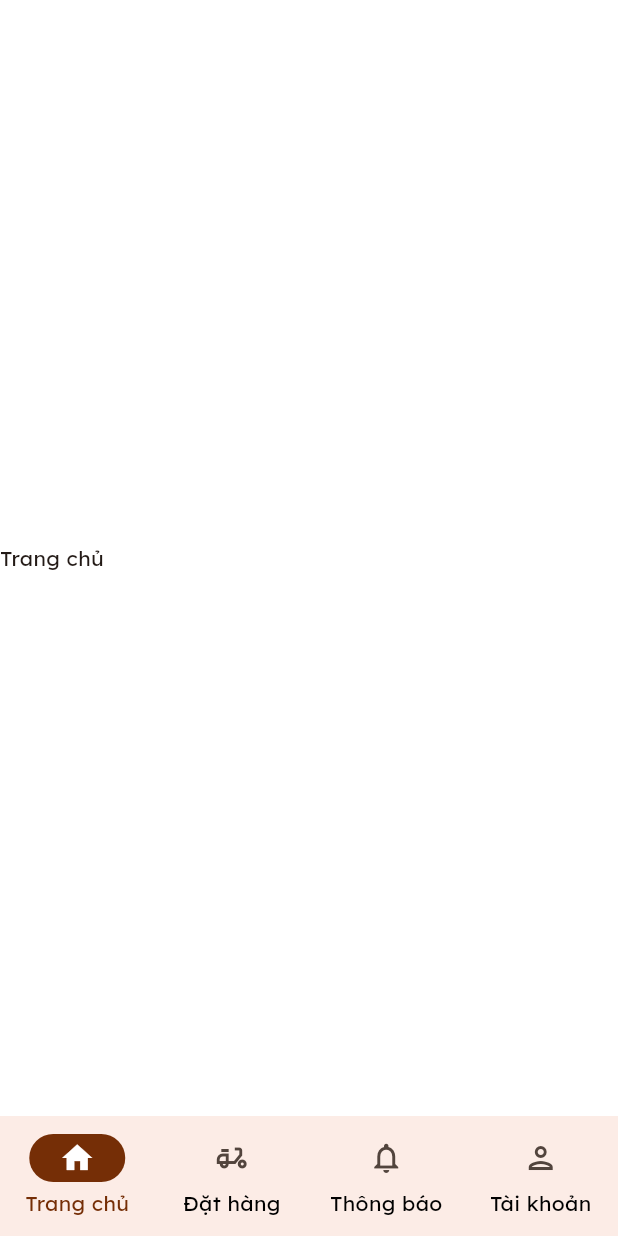
After one commit to minhtun64/flutter-coffee-tea-shop-app, a Flutter app: the BottomTabsNavigation screen opened by its route, on a phone screen of 412 x 824 dp. The commit adds this screen. Run offline on Flutter 3.47's test engine with Material 3 defaults, Android fonts, the phone set to English and light mode, and no system bars; our stand-ins replace flutter_svg.

Commit message:
designed and configured tabs for seamless screen switching

```diff
--- a/lib/routes.dart
+++ b/lib/routes.dart
@@ -1,5 +1,6 @@
 import 'package:flutter/material.dart';
 
+import 'screens/bottomTabsNavigation/bottomTabsNavigation.dart';
 import 'screens/login/login_screen.dart';
 import 'screens/register/register_screen.dart';
 import 'utils/common_widgets/invalid_route.dart';
@@ -27,6 +28,9 @@ class Routes {
       case AppRoutes.register:
         return getRoute(widget: const RegisterPage());
 
+      case AppRoutes.navigate_home:
+        return getRoute(widget: BottomTabsNavigation(currentPageIndex: 0));
+
       /// An invalid route. User shouldn't see this,
       /// it's for debugging purpose only.
       default:
--- /dev/null
+++ b/lib/screens/account/accont_screen.dart
@@ -0,0 +1,19 @@
+import 'package:flutter/material.dart';
+
+import '../../values/app_strings.dart';
+
+class AccountPage extends StatelessWidget {
+  const AccountPage({super.key});
+
+  @override
+  Widget build(BuildContext context) {
+    return const Scaffold(
+      body: Column(
+        mainAxisAlignment: MainAxisAlignment.center,
+        children: [
+          Text(AppStrings.account),
+        ],
+      ),
+    );
+  }
+}
--- /dev/null
+++ b/lib/screens/bottomTabsNavigation/bottomTabsNavigation.dart
@@ -0,0 +1,102 @@
+import 'package:flutter/material.dart';
+
+import '../../values/app_colors.dart';
+import '../../values/app_strings.dart';
+import '../../values/app_theme.dart';
+import '../account/accont_screen.dart';
+import '../home/home_screen.dart';
+import '../notifications/notifications_screen.dart';
+import '../order/order_screen.dart';
+
+// ignore: must_be_immutable
+class BottomTabsNavigation extends StatefulWidget {
+  int currentPageIndex = 0;
+
+  BottomTabsNavigation({
+    Key? key,
+    required this.currentPageIndex,
+  }) : super(key: key);
+
+  @override
+  State<BottomTabsNavigation> createState() => _NavigationState();
+}
+
+class _NavigationState extends State<BottomTabsNavigation> {
+  @override
+  Widget build(BuildContext context) {
+    final ThemeData theme = Theme.of(context);
+    return Scaffold(
+      bottomNavigationBar: NavigationBarTheme(
+        data: NavigationBarThemeData(
+          labelTextStyle: MaterialStateProperty.resolveWith<TextStyle>(
+            (Set<MaterialState> states) =>
+                states.contains(MaterialState.selected)
+                    ? AppTheme.body_Small_Thin
+                    : AppTheme.body_Small_Thin_Black,
+          ),
+        ),
+        child: NavigationBar(
+          onDestinationSelected: (int index) {
+            setState(() {
+              widget.currentPageIndex = index;
+            });
+          },
+          indicatorColor: AppColors.primaryColor,
+          surfaceTintColor: Colors.white,
+          selectedIndex: widget.currentPageIndex,
+          destinations: const <Widget>[
+            NavigationDestination(
+              selectedIcon: IconTheme(
+                  data: IconThemeData(
+                    color: Colors.white,
+                  ),
+                  child: Icon(Icons.home)),
+              icon: Icon(Icons.home_outlined),
+              label: AppStrings.home,
+            ),
+            NavigationDestination(
+              selectedIcon: IconTheme(
+                  data: IconThemeData(
+                    color: Colors.white,
+                  ),
+                  child: Icon(Icons.delivery_dining)),
+              icon: Icon(Icons.delivery_dining_outlined),
+              label: AppStrings.order,
+            ),
+            NavigationDestination(
+              selectedIcon: IconTheme(
+                  data: IconThemeData(
+                    color: Colors.white,
+                  ),
+                  child: Icon(Icons.notifications)),
+              icon: Icon(Icons.notifications_outlined),
+              label: AppStrings.notifications,
+            ),
+            NavigationDestination(
+              selectedIcon: IconTheme(
+                  data: IconThemeData(
+                    color: Colors.white,
+                  ),
+                  child: Icon(Icons.person)),
+              icon: Icon(Icons.person_outlined),
+              label: AppStrings.account,
+            ),
+          ],
+        ),
+      ),
+      body: <Widget>[
+        /// Home page
+        const HomePage(),
+
+        /// Order page
+        const OrderPage(),
+
+        /// Notifications page
+        const NotificationsPage(),
+
+        /// Account page
+        const AccountPage(),
+      ][widget.currentPageIndex],
+    );
+  }
+}
--- /dev/null
+++ b/lib/screens/home/home_screen.dart
@@ -0,0 +1,19 @@
+import 'package:flutter/material.dart';
+
+import '../../values/app_strings.dart';
+
+class HomePage extends StatelessWidget {
+  const HomePage({super.key});
+
+  @override
+  Widget build(BuildContext context) {
+    return const Scaffold(
+      body: Column(
+        mainAxisAlignment: MainAxisAlignment.center,
+        children: [
+          Text(AppStrings.home),
+        ],
+      ),
+    );
+  }
+}
--- a/lib/screens/login/login_screen.dart
+++ b/lib/screens/login/login_screen.dart
@@ -170,6 +170,9 @@ class _LoginPageState extends State<LoginPage> {
                                         );
                                         emailController.clear();
                                         passwordController.clear();
+                                        NavigationHelper.pushReplacementNamed(
+                                          AppRoutes.navigate_home,
+                                        );
                                       }
                                     : null,
                                 child: const Text(AppStrings.login),
--- /dev/null
+++ b/lib/screens/notifications/notifications_screen.dart
@@ -0,0 +1,19 @@
+import 'package:flutter/material.dart';
+
+import '../../values/app_strings.dart';
+
+class NotificationsPage extends StatelessWidget {
+  const NotificationsPage({super.key});
+
+  @override
+  Widget build(BuildContext context) {
+    return const Scaffold(
+      body: Column(
+        mainAxisAlignment: MainAxisAlignment.center,
+        children: [
+          Text(AppStrings.notifications),
+        ],
+      ),
+    );
+  }
+}
--- /dev/null
+++ b/lib/screens/order/order_screen.dart
@@ -0,0 +1,19 @@
+import 'package:flutter/material.dart';
+
+import '../../values/app_strings.dart';
+
+class OrderPage extends StatelessWidget {
+  const OrderPage({super.key});
+
+  @override
+  Widget build(BuildContext context) {
+    return const Scaffold(
+      body: Column(
+        mainAxisAlignment: MainAxisAlignment.center,
+        children: [
+          Text(AppStrings.order),
+        ],
+      ),
+    );
+  }
+}
--- a/lib/values/app_routes.dart
+++ b/lib/values/app_routes.dart
@@ -3,4 +3,5 @@ class AppRoutes {
 
   static const String login = 'login';
   static const String register = 'register';
+  static const String navigate_home = 'navigate_home';
 }
--- a/lib/values/app_strings.dart
+++ b/lib/values/app_strings.dart
@@ -37,4 +37,10 @@ class AppStrings {
   static const String confirmPassword = 'Xác nhận mật khẩu';
   static const String pleaseReEnterPassword = 'Hãy nhập lại mật khẩu';
   static const String passwordNotMatched = 'Mật khẩu không khớp!';
+
+// BOTTOM TABS NAVIGATION
+  static const String home = 'Trang chủ';
+  static const String order = 'Đặt hàng';
+  static const String notifications = 'Thông báo';
+  static const String account = 'Tài khoản';
 }
```
